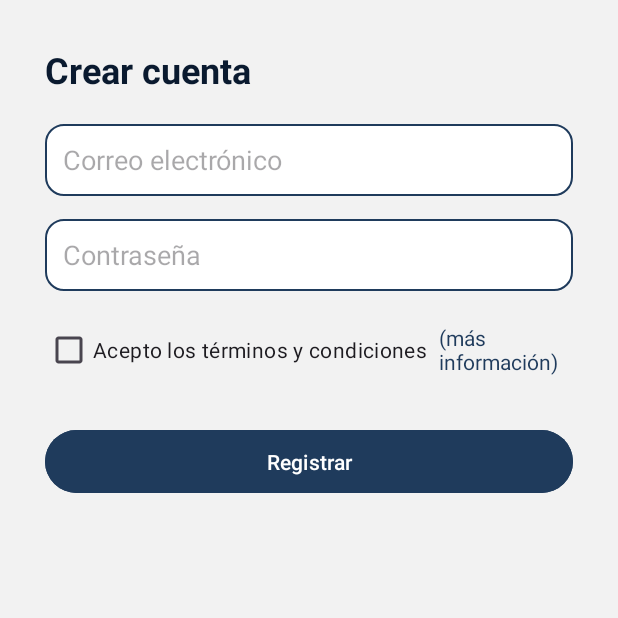
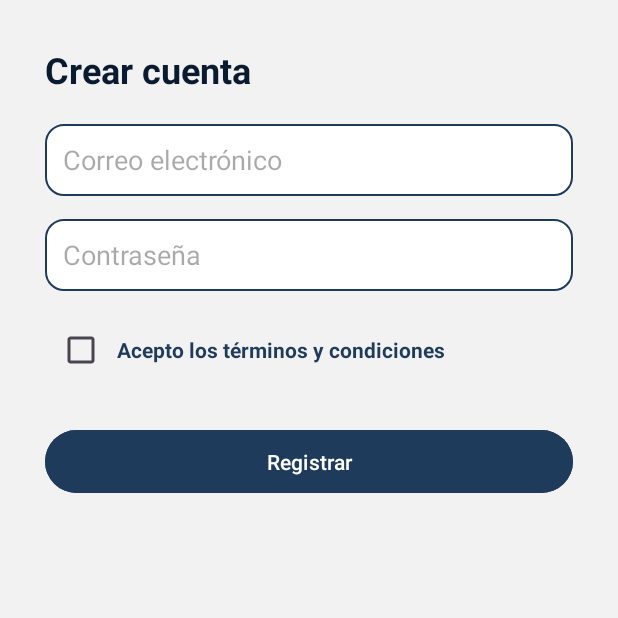
Before and after one commit to ProyectoAzamarCool/Proyecto, an Android app: the RegisterActivity screen opened directly, with no data from a screen before it, on a phone screen of 412 x 824 dp, the top half of it. Run offline under Robolectric (Android 15) with nearby library versions, the phone set to English and light mode, and no system bars; our stand-ins replace Firebase (no records; nobody signed in at launch, a user with empty details on screens opened directly).

```diff
--- a/app/src/main/java/com/example/azamar/LoginActivity.kt
+++ b/app/src/main/java/com/example/azamar/LoginActivity.kt
@@ -85,10 +85,15 @@ class LoginActivity : AppCompatActivity() {
             }
         }
 
+        // --- LÍNEA MODIFICADA ---
+        // Se comenta esta línea para evitar el error de compilación.
+        // DEBES añadir el botón con id 'btnGoogleLogin' a tu XML y luego descomentar esto.
+        /*
         binding.btnGoogleLogin.setOnClickListener {
             val signInIntent = googleClient.signInIntent
             startActivityForResult(signInIntent, GOOGLE_SIGN_IN_REQUEST_CODE)
         }
+        */
 
         binding.btnGoRegister.setOnClickListener {
             startActivity(Intent(this, RegisterActivity::class.java))
--- a/app/src/main/java/com/example/azamar/RegisterActivity.kt
+++ b/app/src/main/java/com/example/azamar/RegisterActivity.kt
@@ -3,68 +3,80 @@ package com.example.azamar
 import android.content.Context
 import android.content.Intent
 import android.os.Bundle
-import android.widget.Button
-import android.widget.CheckBox
-import android.widget.EditText
-import android.widget.TextView
+import android.text.method.ScrollingMovementMethod
+import android.view.View
 import android.widget.Toast
-import androidx.appcompat.app.AlertDialog
 import androidx.appcompat.app.AppCompatActivity
+import com.example.azamar.databinding.ActivityRegisterBinding // ¡Importante! Asegúrate de que este import se añada
 import com.google.firebase.auth.FirebaseAuth
 
 class RegisterActivity : AppCompatActivity() {
 
     private lateinit var auth: FirebaseAuth
+    // Se añade la variable para View Binding
+    private lateinit var binding: ActivityRegisterBinding
 
     override fun onCreate(savedInstanceState: Bundle?) {
         super.onCreate(savedInstanceState)
-        setContentView(R.layout.activity_register)
+        // Se infla el layout usando View Binding
+        binding = ActivityRegisterBinding.inflate(layoutInflater)
+        setContentView(binding.root)
 
         auth = FirebaseAuth.getInstance()
 
-        val email = findViewById<EditText>(R.id.editEmail)
-        val password = findViewById<EditText>(R.id.editPassword)
-        val btnRegister = findViewById<Button>(R.id.btnRegister)
-        val checkTerms = findViewById<CheckBox>(R.id.checkTerms)
-        val textMoreInfo = findViewById<TextView>(R.id.textMoreInfo)
+        // El botón de registro empieza deshabilitado (como lo definimos en el XML)
+        // binding.btnRegister.isEnabled = false // No es necesario si ya está en el XML, pero es buena práctica
 
         val prefs = getSharedPreferences("AzamarPrefs", Context.MODE_PRIVATE)
 
-        textMoreInfo.setOnClickListener {
-            showTermsDialog()
+        // --- LÓGICA PARA TÉRMINOS Y CONDICIONES ---
+
+        // 1. Habilitar/deshabilitar el botón de registro al marcar el CheckBox
+        binding.checkTerms.setOnCheckedChangeListener { _, isChecked ->
+            binding.btnRegister.isEnabled = isChecked
         }
 
-        btnRegister.setOnClickListener {
+        // 2. Mostrar/ocultar el texto de los TyC al hacer clic en el TextView
+        binding.tvDesplegarTyC.setOnClickListener {
+            if (binding.tvContenidoTyC.visibility == View.VISIBLE) {
+                binding.tvContenidoTyC.visibility = View.GONE
+            } else {
+                binding.tvContenidoTyC.visibility = View.VISIBLE
+            }
+        }
 
-            if (!checkTerms.isChecked) {
-                Toast.makeText(this, "Debes aceptar los términos y condiciones", Toast.LENGTH_SHORT).show()
+        // 3. (Opcional) Hacer que el texto de los TyC sea "scrollable" por si es muy largo
+        binding.tvContenidoTyC.movementMethod = ScrollingMovementMethod.getInstance()
+
+        // 4. Se elimina el texto del CheckBox para que no se duplique con el TextView clicable
+        binding.checkTerms.text = ""
+
+
+        // --- LÓGICA DEL BOTÓN DE REGISTRO ---
+        binding.btnRegister.setOnClickListener {
+            val email = binding.editEmail.text.toString().trim()
+            val password = binding.editPassword.text.toString().trim()
+
+            // Verificaciones básicas
+            if (email.isEmpty() || password.isEmpty()) {
+                Toast.makeText(this, "Por favor, completa todos los campos", Toast.LENGTH_SHORT).show()
                 return@setOnClickListener
             }
 
-            auth.createUserWithEmailAndPassword(
-                email.text.toString(),
-                password.text.toString()
-            ).addOnCompleteListener { task ->
-
-                if (task.isSuccessful) {
-                    prefs.edit().putBoolean("termsAccepted", true).apply()
-                    Toast.makeText(this, "Cuenta creada", Toast.LENGTH_SHORT).show()
-                    startActivity(Intent(this, ProfileActivity::class.java))
-                    finish()
-                } else {
-                    Toast.makeText(this, "Error al registrar", Toast.LENGTH_SHORT).show()
+            auth.createUserWithEmailAndPassword(email, password)
+                .addOnCompleteListener { task ->
+                    if (task.isSuccessful) {
+                        prefs.edit().putBoolean("termsAccepted", true).apply()
+                        Toast.makeText(this, "Cuenta creada exitosamente", Toast.LENGTH_SHORT).show()
+                        startActivity(Intent(this, ProfileActivity::class.java))
+                        finish() // Cierra esta actividad para que el usuario no pueda volver atrás
+                    } else {
+                        // Muestra un error más específico si es posible
+                        val errorMessage = task.exception?.message ?: "Error desconocido al registrar"
+                        Toast.makeText(this, "Error: $errorMessage", Toast.LENGTH_LONG).show()
+                    }
                 }
-            }
         }
     }
 
-    private fun showTermsDialog() {
-        AlertDialog.Builder(this)
-            .setTitle("Términos y Condiciones")
-            .setMessage(R.string.full_terms_and_conditions)
-            .setPositiveButton("Cerrar") { dialog, _ ->
-                dialog.dismiss()
-            }
-            .show()
-    }
 }
--- a/app/src/main/res/layout/activity_register.xml
+++ b/app/src/main/res/layout/activity_register.xml
@@ -40,6 +40,7 @@
             android:maxLines="1"
             android:padding="12dp" />
 
+        <!-- INICIO DE LA SECCIÓN MODIFICADA DE TÉRMINOS Y CONDICIONES -->
         <LinearLayout
             android:layout_width="match_parent"
             android:layout_height="wrap_content"
@@ -50,18 +51,43 @@
             <CheckBox
                 android:id="@+id/checkTerms"
                 android:layout_width="wrap_content"
-                android:layout_height="wrap_content"
-                android:text="@string/terms_and_conditions" />
+                android:layout_height="wrap_content" />
 
+            <!-- Este es el texto que ahora será clicable -->
             <TextView
-                android:id="@+id/textMoreInfo"
+                android:id="@+id/tvDesplegarTyC"
                 android:layout_width="wrap_content"
                 android:layout_height="wrap_content"
-                android:text="(más información)"
+                android:text="@string/terms_and_conditions"
                 android:textColor="@color/azul_medio"
-                android:layout_marginStart="8dp"/>
+                android:textStyle="bold"/>
 
         </LinearLayout>
+
+        <!-- Texto de los Términos y Condiciones que se mostrará/ocultará -->
+        <TextView
+            android:id="@+id/tvContenidoTyC"
+            android:layout_width="match_parent"
+            android:layout_height="wrap_content"
+            android:text="     Al utilizar nuestra aplicación, usted acepta estar sujeto a estos términos y condiciones. Si no está de acuerdo con alguna parte de los términos, no podrá utilizar nuestros servicios.\n\n
+        **2. Descripción del Servicio**\n
+        Sin sorjuanas es un asistente legal automotriz que proporciona información y asistencia automatizada. No reemplaza el consejo de un profesional legal calificado. La información proporcionada por la aplicación es solo para fines informativos.\n\n
+        **3. Uso Aceptable**\n
+        Usted se compromete a no utilizar la aplicación para ningún propósito ilegal o no autorizado. Se prohíbe el uso de la aplicación para transmitir cualquier contenido que sea ilegal, acosador, difamatorio, abusivo, amenazante, dañino o de cualquier otra manera objetable.\n\n
+        **4. Cuentas de Usuario**\n
+        Para acceder a ciertas funciones de la aplicación, es posible que deba registrarse para obtener una cuenta. Usted es responsable de mantener la confidencialidad de la información de su cuenta y de todas las actividades que ocurran bajo su cuenta.\n\n
+        **5. Propiedad Intelectual**\n
+        Todo el contenido y los materiales disponibles en Sin sorjuanas, incluidos, entre otros, texto, gráficos, logotipos, iconos de botones, imágenes y compilaciones de datos, son propiedad de Sin sorjuanas o sus licenciantes y están protegidos por las leyes de derechos de autor.\n\n
+        **6. Limitación de Responsabilidad**\n
+        Sin Sorjuanas no será responsable de ningún daño directo, indirecto, incidental, especial, consecuente o ejemplar que resulte del uso o la imposibilidad de usar el servicio.\n\n
+        **7. Modificaciones a los Términos**\n
+        Nos reservamos el derecho de modificar estos términos en cualquier momento. Su uso continuado de la aplicación después de cualquier cambio constituirá su aceptación de los nuevos términos."
+            android:layout_marginTop="8dp"
+            android:padding="10dp"
+            android:background="@android:drawable/editbox_background_normal"
+            android:visibility="gone" /> <!-- Empieza oculto -->
+
+        <!-- FIN DE LA SECCIÓN MODIFICADA -->
 
         <Button
             android:id="@+id/btnRegister"
@@ -70,7 +96,8 @@
             android:text="Registrar"
             android:layout_marginTop="25dp"
             android:backgroundTint="@color/azul_medio"
-            android:textColor="@color/blanco" />
+            android:textColor="@color/blanco"
+            android:enabled="false" /> <!-- Empieza deshabilitado -->
 
     </LinearLayout>
 
--- a/app/src/main/res/values/colors.xml
+++ b/app/src/main/res/values/colors.xml
@@ -13,4 +13,7 @@
     <color name="black">#FF000000</color>
     <color name="white">#FFFFFFFF</color>
     <color name="rojo_google">#DB4437</color>
+
+    <!-- Color añadido para mejorar contraste de hints -->
+    <color name="gris_texto_hint">#757575</color>
 </resources>
--- a/app/src/main/res/values/strings.xml
+++ b/app/src/main/res/values/strings.xml
@@ -10,7 +10,7 @@
     <string name="enviar">Enviar</string>
 
     <string name="full_terms_and_conditions">
-        **Términos y Condiciones de Uso de Azamar**\n\n
+        **Términos y Condiciones de Uso de Sin Sorjuanas**\n\n
         **1. Aceptación de los Términos**\n
         Al utilizar nuestra aplicación, usted acepta estar sujeto a estos términos y condiciones. Si no está de acuerdo con alguna parte de los términos, no podrá utilizar nuestros servicios.\n\n
         **2. Descripción del Servicio**\n
@@ -22,7 +22,7 @@
         **5. Propiedad Intelectual**\n
         Todo el contenido y los materiales disponibles en Sin sorjuanas, incluidos, entre otros, texto, gráficos, logotipos, iconos de botones, imágenes y compilaciones de datos, son propiedad de Sin sorjuanas o sus licenciantes y están protegidos por las leyes de derechos de autor.\n\n
         **6. Limitación de Responsabilidad**\n
-        Azamar no será responsable de ningún daño directo, indirecto, incidental, especial, consecuente o ejemplar que resulte del uso o la imposibilidad de usar el servicio.\n\n
+        Sin Sorjuanas no será responsable de ningún daño directo, indirecto, incidental, especial, consecuente o ejemplar que resulte del uso o la imposibilidad de usar el servicio.\n\n
         **7. Modificaciones a los Términos**\n
         Nos reservamos el derecho de modificar estos términos en cualquier momento. Su uso continuado de la aplicación después de cualquier cambio constituirá su aceptación de los nuevos términos.
     </string>
```
Also changed, not shown: app/src/main/res/layout/activity_login.xml (+6 -4 lines).
